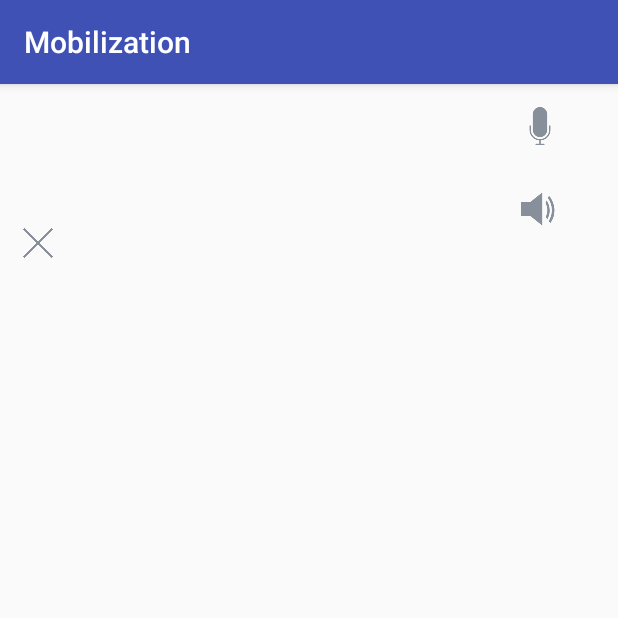
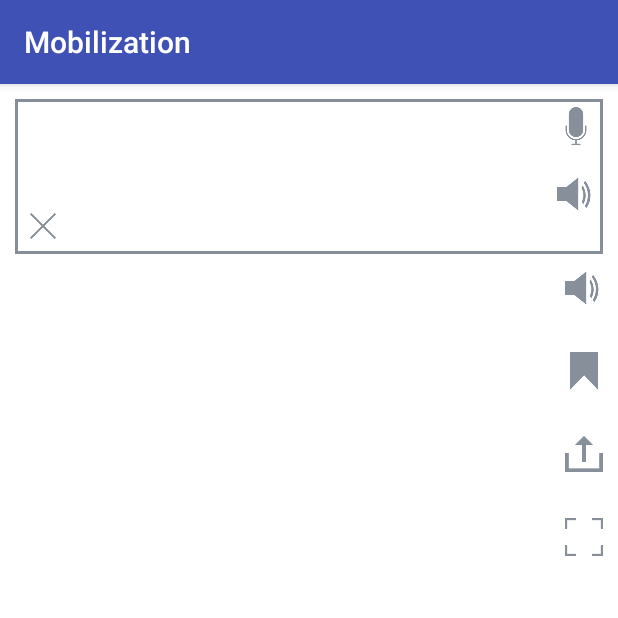
Before and after one commit to MiWas13/mobilization2017, an Android app: the fragment TranslatorFragment shown on its own in the app's theme, on a phone screen of 412 x 824 dp, the top half of it. Run offline under Robolectric (Android 15) with nearby library versions, the phone set to English and light mode, and no system bars; libraries missing offline, so code that uses them is left out: com.hannesdorfmann.mosby3; 2 statements that could not run were skipped.

Commit message:
Work with layout and Fragment. Add Rect, actions

```diff
--- a/app/src/main/java/com/example/user/mobilization/translator/TranslatorFragment.java
+++ b/app/src/main/java/com/example/user/mobilization/translator/TranslatorFragment.java
@@ -18,7 +18,6 @@ import com.hannesdorfmann.mosby3.mvp.MvpFragment;
 public class TranslatorFragment extends MvpFragment<TranslatorView, TranslatorPresenter> implements TranslatorView {
 
     private View view;
-    private Button deleteTextBtn, recognizerBtn, vocalaizerBtn;
     private EditText editText;
 
     @Override
@@ -42,9 +41,9 @@ public class TranslatorFragment extends MvpFragment<TranslatorView, TranslatorPr
 
     @Override
     public void initView() {
-        deleteTextBtn = (Button) view.findViewById(R.id.delete_button);
-        recognizerBtn = (Button) view.findViewById(R.id.recognizer_button);
-        vocalaizerBtn = (Button) view.findViewById(R.id.vocalizer_button);
+        Button deleteTextBtn = (Button) view.findViewById(R.id.delete_button);
+        Button recognizerBtn = (Button) view.findViewById(R.id.recognizer_button);
+        Button vocalizerBtn = (Button) view.findViewById(R.id.vocalizer_button);
         editText = (EditText) view.findViewById(R.id.edit_view);
 
         deleteTextBtn.setOnClickListener(new View.OnClickListener() {
@@ -57,16 +56,31 @@ public class TranslatorFragment extends MvpFragment<TranslatorView, TranslatorPr
         recognizerBtn.setOnClickListener(new View.OnClickListener() {
             @Override
             public void onClick(View v) {
-                presenter.onRecognizerButonClick();
+                presenter.onRecognizerButtonClick();
             }
         });
 
-        vocalaizerBtn.setOnClickListener(new View.OnClickListener() {
+        vocalizerBtn.setOnClickListener(new View.OnClickListener() {
             @Override
             public void onClick(View v) {
-                presenter.onVocalaizerButtonClick();
+                presenter.onVocalizerButtonClick();
             }
         });
 
     }
+
+    @Override
+    public void deleteText() {
+        editText.setText(null);
+    }
+
+    @Override
+    public void startRecognizerWork() {
+
+    }
+
+    @Override
+    public void startVocalizerWork() {
+
+    }
 }
--- a/app/src/main/java/com/example/user/mobilization/translator/TranslatorPresenter.java
+++ b/app/src/main/java/com/example/user/mobilization/translator/TranslatorPresenter.java
@@ -17,11 +17,11 @@ class TranslatorPresenter extends MvpBasePresenter<TranslatorView> {
 
     }
 
-    void onVocalaizerButtonClick() {
+    void onVocalizerButtonClick() {
 
     }
 
-    void onRecognizerButonClick() {
+    void onRecognizerButtonClick() {
 
     }
 
--- a/app/src/main/java/com/example/user/mobilization/translator/TranslatorView.java
+++ b/app/src/main/java/com/example/user/mobilization/translator/TranslatorView.java
@@ -8,4 +8,7 @@ import com.hannesdorfmann.mosby3.mvp.MvpView;
 
 interface TranslatorView extends MvpView {
     void initView();
+    void deleteText();
+    void startRecognizerWork();
+    void startVocalizerWork();
 }
--- /dev/null
+++ b/app/src/main/res/drawable/background_square.xml
@@ -0,0 +1,26 @@
+<?xml version="1.0" encoding="utf-8"?>
+<layer-list xmlns:android="http://schemas.android.com/apk/res/android">
+    <item>
+        <shape android:shape="rectangle">
+            <stroke
+                android:width="1dp"
+                android:color="@color/primary_grey" />
+            <solid android:color="@color/white" />
+
+        </shape>
+    </item>
+
+    <item
+        android:bottom="1dp"
+        android:left="1dp"
+        android:right="1dp"
+        android:top="1dp">
+        <shape android:shape="rectangle">
+            <stroke
+                android:width="1dp"
+                android:color="@color/primary_grey" />
+            <solid android:color="@color/white" />
+        </shape>
+    </item>
+
+</layer-list>
--- a/app/src/main/res/layout/translator_fragment.xml
+++ b/app/src/main/res/layout/translator_fragment.xml
@@ -2,45 +2,61 @@
 <LinearLayout xmlns:android="http://schemas.android.com/apk/res/android"
     android:layout_width="match_parent"
     android:layout_height="match_parent"
+    android:background="@color/white"
     android:orientation="vertical">
 
     <LinearLayout
         android:layout_width="match_parent"
         android:layout_height="wrap_content"
-        android:layout_marginLeft="15dp"
+        android:layout_marginLeft="10dp"
         android:layout_marginRight="10dp"
-        android:layout_marginTop="15dp"
+        android:layout_marginTop="10dp"
+        android:background="@drawable/background_square"
+        android:orientation="vertical">
+
+        <LinearLayout
+            android:layout_width="match_parent"
+            android:layout_height="wrap_content"
             android:orientation="horizontal">
 
+            <ScrollView
+                android:layout_width="match_parent"
+                android:layout_height="wrap_content"
+                android:layout_marginLeft="10dp"
+                android:layout_marginTop="5dp"
+                android:layout_weight="0.5">
                 <EditText
                     android:id="@+id/edit_view"
                     android:layout_width="match_parent"
                     android:layout_height="wrap_content"
-            android:layout_weight="0.5"
                     android:background="@android:color/transparent"
                     android:textColor="@color/black"
                     android:textSize="18sp" />
+            </ScrollView>
+
 
             <LinearLayout
                 android:layout_width="match_parent"
                 android:layout_height="wrap_content"
-            android:layout_marginRight="5dp"
                 android:layout_weight="3"
+                android:gravity="end"
                 android:orientation="vertical">
 
                 <Button
                     android:id="@+id/recognizer_button"
                     android:layout_width="25dp"
                     android:layout_height="25dp"
-                android:layout_marginBottom="30dp"
+                    android:layout_marginBottom="20dp"
+                    android:layout_marginRight="5dp"
+                    android:layout_marginTop="5dp"
                     android:background="@drawable/microphone"
                     android:gravity="center" />
-
 
                 <Button
                     android:id="@+id/vocalizer_button"
                     android:layout_width="25dp"
                     android:layout_height="25dp"
+                    android:layout_marginRight="5dp"
                     android:background="@drawable/speaker"
                     android:gravity="center" />
             </LinearLayout>
@@ -49,17 +65,63 @@
 
         <Button
             android:id="@+id/delete_button"
-        android:layout_width="20dp"
-        android:layout_height="20dp"
+            android:layout_width="17dp"
+            android:layout_height="17dp"
+            android:layout_marginBottom="10dp"
+            android:layout_marginLeft="10dp"
+            android:background="@drawable/delete" />
+    </LinearLayout>
+
+    <LinearLayout
+        android:layout_width="match_parent"
+        android:layout_height="wrap_content"
         android:layout_marginLeft="15dp"
-        android:background="@drawable/delete" />
+        android:layout_marginRight="10dp"
+        android:layout_marginTop="10dp"
+        android:orientation="horizontal">
 
         <TextView
             android:id="@+id/translation_view"
             android:layout_width="match_parent"
             android:layout_height="wrap_content"
-        android:layout_marginLeft="15dp"
             android:layout_marginRight="15dp"
-        android:layout_marginTop="5dp" />
+            android:layout_weight="0.5" />
+
+        <LinearLayout
+            android:layout_width="match_parent"
+            android:layout_height="wrap_content"
+            android:layout_weight="3"
+            android:gravity="end"
+            android:orientation="vertical">
+
+            <Button
+                android:id="@+id/translated_vocalizer_button"
+                android:layout_width="25dp"
+                android:layout_height="25dp"
+                android:background="@drawable/speaker" />
+
+            <Button
+                android:id="@+id/bookmark_button"
+                android:layout_width="25dp"
+                android:layout_height="25dp"
+                android:layout_marginTop="30dp"
+                android:background="@drawable/bookmark" />
+
+            <Button
+                android:id="@+id/share_button"
+                android:layout_width="25dp"
+                android:layout_height="25dp"
+                android:layout_marginTop="30dp"
+                android:background="@drawable/upload" />
+
+            <Button
+                android:id="@+id/expand_button"
+                android:layout_width="25dp"
+                android:layout_height="25dp"
+                android:layout_marginTop="30dp"
+                android:background="@drawable/expand" />
+        </LinearLayout>
+    </LinearLayout>
+
 
 </LinearLayout>
--- a/app/src/main/res/values/colors.xml
+++ b/app/src/main/res/values/colors.xml
@@ -6,4 +6,5 @@
 
     <color name="white">#ffffff</color>
     <color name="black">#000000</color>
+    <color name="primary_grey">#868e99</color>
 </resources>
```
Also changed, not shown: app/src/main/res/drawable/bookmark.png (added), app/src/main/res/drawable/expand.png (added), app/src/main/res/drawable/upload.png (added). Lines whose indentation alone changed are shown as unchanged.
